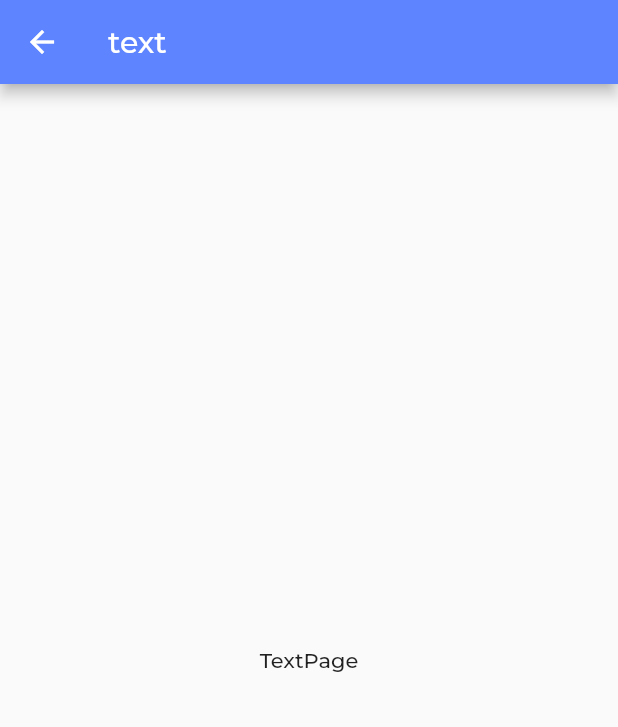
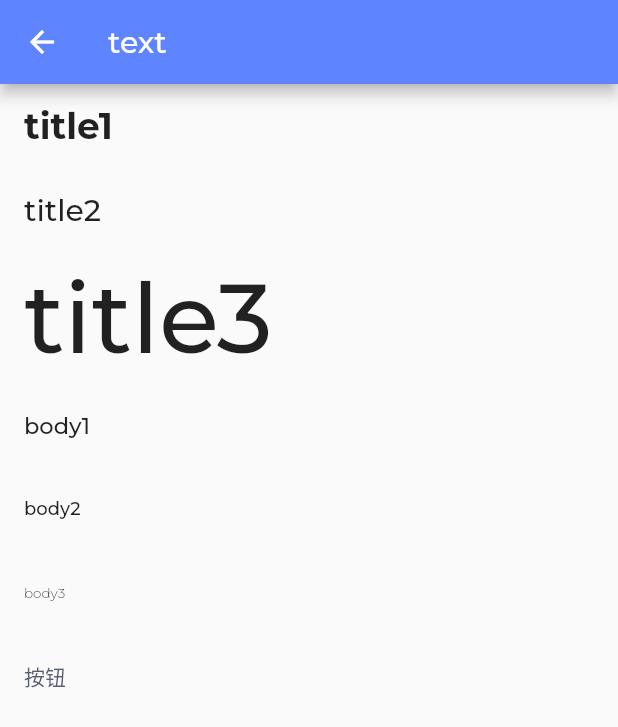
Before and after one commit to ChaoQunPeng/flutter_woo, a Flutter app: the TextPage screen opened by its route, on a phone screen of 412 x 824 dp. Shown: the top 727 px of the screen. Run offline on Flutter 3.47's test engine with Material 3 defaults, Android fonts, the light colour scheme and no system bars; our stand-ins replace dio, get, package_info_plus, shared_preferences; accounts and stored records are empty; statements that could not run were skipped; project files that could hold a hidden picture were left out.

Commit message:
✨ feat: 增加文本组件

```diff
--- a/lib/common/widgets/index.dart
+++ b/lib/common/widgets/index.dart
@@ -1,3 +1,11 @@
+/*
+ * @Author: PengChaoQun 1152684231@qq.com
+ * @Date: 2024-06-01 16:24:42
+ * @LastEditors: PengChaoQun 1152684231@qq.com
+ * @LastEditTime: 2024-06-02 15:20:35
+ * @FilePath: /flutter_woo_commerce_getx_learn/lib/common/widgets/index.dart
+ * @Description:
+ */
 library widgets;
 
-// export './xxxx.dart';
+export './text.dart';
--- /dev/null
+++ b/lib/common/widgets/text.dart
@@ -0,0 +1,229 @@
+/*
+ * @Author: PengChaoQun 1152684231@qq.com
+ * @Date: 2024-06-02 15:13:46
+ * @LastEditors: PengChaoQun 1152684231@qq.com
+ * @LastEditTime: 2024-06-02 17:57:49
+ * @FilePath: /flutter_woo_commerce_getx_learn/lib/common/widgets/text.dart
+ * @Description:
+ */
+import 'package:flutter/material.dart';
+import 'package:flutter_woo_commerce_getx_learn/common/style/index.dart';
+
+/// 文字组件
+class TextWidget extends StatelessWidget {
+  /// 文字字符串
+  final String text;
+
+  /// 样式
+  final TextStyle? style;
+
+  /// 颜色
+  final Color? color;
+
+  /// 大小
+  final double? size;
+
+  /// 重量
+  final FontWeight? weight;
+
+  /// 行数
+  final int? maxLines;
+
+  /// 自动换行
+  final bool? softWrap;
+
+  /// 溢出
+  final TextOverflow? overflow;
+
+  /// 对齐方式
+  final TextAlign? textAlign;
+
+  const TextWidget({
+    super.key,
+    required this.text,
+    this.style,
+    this.maxLines = 1,
+    this.softWrap = false,
+    this.overflow = TextOverflow.clip,
+    this.color,
+    this.size,
+    this.weight,
+    this.textAlign,
+  });
+
+  /// 文字 - 标题1
+  const TextWidget.title1(
+    this.text, {
+    Key? key,
+    this.maxLines = 1,
+    this.softWrap = false,
+    this.overflow = TextOverflow.clip,
+    this.color,
+    this.size,
+    this.weight,
+    this.textAlign,
+  })  : style = const TextStyle(
+          fontSize: 24,
+          fontWeight: FontWeight.bold,
+        ),
+        super(key: key);
+
+  /// 文字 - 标题2
+  const TextWidget.title2(
+    this.text, {
+    Key? key,
+    this.maxLines = 1,
+    this.softWrap = false,
+    this.overflow = TextOverflow.clip,
+    this.color,
+    this.size,
+    this.weight,
+    this.textAlign,
+  })  : style = const TextStyle(
+          fontSize: 20,
+          fontWeight: FontWeight.w500,
+        ),
+        super(key: key);
+
+  /// 文字 - 标题3
+  const TextWidget.title3(this.text,
+      {super.key,
+      this.maxLines = 1,
+      this.softWrap = false,
+      this.overflow = TextOverflow.clip,
+      this.color,
+      this.size,
+      this.weight,
+      this.textAlign,
+      this.style = const TextStyle(
+        fontSize: 65,
+        fontWeight: FontWeight.w500,
+      )});
+
+  /// 文字 - 正文1
+  const TextWidget.body1(
+    this.text, {
+    Key? key,
+    this.maxLines = 1,
+    this.softWrap = false,
+    this.overflow = TextOverflow.clip,
+    this.color,
+    this.size,
+    this.weight,
+    this.textAlign,
+  })  : style = const TextStyle(
+          fontSize: 15,
+          fontWeight: FontWeight.w500,
+        ),
+        super(key: key);
+
+  /// 文字 - 正文2
+  const TextWidget.body2(
+    this.text, {
+    Key? key,
+    this.maxLines = 1,
+    this.softWrap = false,
+    this.overflow = TextOverflow.clip,
+    this.color,
+    this.size,
+    this.weight,
+    this.textAlign,
+  })  : style = const TextStyle(
+          fontSize: 12,
+          fontWeight: FontWeight.w400,
+        ),
+        super(key: key);
+
+  /// 文字 - 正文3
+  const TextWidget.body3(
+    this.text, {
+    super.key,
+    this.maxLines = 1,
+    this.softWrap = false,
+    this.overflow = TextOverflow.clip,
+    this.color,
+    this.size,
+    this.weight,
+    this.textAlign,
+  }) : style = const TextStyle(
+          fontSize: 9,
+          fontWeight: FontWeight.w300,
+        );
+
+  /// 文字 - 按钮
+  TextWidget.button({
+    Key? key,
+    required this.text,
+    this.maxLines = 1,
+    this.softWrap = false,
+    this.overflow = TextOverflow.clip,
+    Color? color,
+    this.size,
+    this.weight,
+    this.textAlign,
+  })  : color = color ?? AppColors.secondary,
+        style = TextStyle(
+          fontSize: 14,
+          fontWeight: FontWeight.w500,
+          color: color,
+        ),
+        super(key: key);
+
+  /// 文字 - 导航
+  const TextWidget.navigation({
+    Key? key,
+    required this.text,
+    this.maxLines = 1,
+    this.softWrap = false,
+    this.overflow = TextOverflow.clip,
+    this.color,
+    this.size,
+    this.weight,
+    this.textAlign,
+  })  : style = const TextStyle(
+          fontSize: 24,
+          fontWeight: FontWeight.w700,
+        ),
+        super(key: key);
+
+  /// 文字 - 导航
+  const TextWidget.big(
+    this.text, {
+    super.key,
+    this.maxLines = 1,
+    this.softWrap = false,
+    this.overflow = TextOverflow.clip,
+    this.color,
+    this.size,
+    this.weight,
+    this.textAlign,
+  }) : style = const TextStyle(
+          fontSize: 24,
+          fontWeight: FontWeight.w700,
+        );
+
+  @override
+  Widget build(BuildContext context) {
+    if (text == "") {
+      return const SizedBox();
+    }
+
+    return Text(
+      text,
+      style: style?.copyWith(
+            color: color,
+            fontSize: size,
+            fontWeight: weight,
+          ) ??
+          TextStyle(
+            color: color,
+            fontSize: size,
+            fontWeight: weight,
+          ),
+      overflow: overflow,
+      maxLines: maxLines,
+      softWrap: softWrap,
+      textAlign: textAlign,
+    );
+  }
+}
--- a/lib/pages/styles/style_index/view.dart
+++ b/lib/pages/styles/style_index/view.dart
@@ -2,7 +2,7 @@
  * @Author: PengChaoQun 1152684231@qq.com
  * @Date: 2024-06-01 17:48:51
  * @LastEditors: PengChaoQun 1152684231@qq.com
- * @LastEditTime: 2024-06-02 14:59:49
+ * @LastEditTime: 2024-06-02 15:22:00
  * @FilePath: /flutter_woo_commerce_getx_learn/lib/pages/styles/style_index/view.dart
  * @Description:
  */
@@ -18,6 +18,11 @@
   // 主视图
   Widget _buildView() {
     return Column(children: [
+      // 文本
+      ListTile(
+        onTap: () => Get.toNamed(RouteNames.stylesText),
+        title: const Text("Text 文本"),
+      ),
       ListTile(
         onTap: controller.onThemeSelected,
         title: Text("主题:${ConfigService.to.isDarkModel ? "Dark" : "Light"}"),
--- a/lib/pages/styles/text/view.dart
+++ b/lib/pages/styles/text/view.dart
@@ -1,4 +1,13 @@
+/*
+ * @Author: PengChaoQun 1152684231@qq.com
+ * @Date: 2024-06-01 17:49:35
+ * @LastEditors: PengChaoQun 1152684231@qq.com
+ * @LastEditTime: 2024-06-02 15:45:07
+ * @FilePath: /flutter_woo_commerce_getx_learn/lib/pages/styles/text/view.dart
+ * @Description:
+ */
 import 'package:flutter/material.dart';
+import 'package:flutter_woo_commerce_getx_learn/common/widgets/index.dart';
 import 'package:get/get.dart';
 
 import 'index.dart';
@@ -8,8 +17,17 @@
 
   // 主视图
   Widget _buildView() {
-    return const Center(
-      child: Text("TextPage"),
+    return ListView(
+      children: [
+        const ListTile(title: TextWidget.title1("title1")),
+        const ListTile(title: TextWidget.title2("title2")),
+        const ListTile(title: TextWidget.title3("title3")),
+        const ListTile(title: TextWidget.body1("body1")),
+        const ListTile(title: TextWidget.body2("body2")),
+        const ListTile(title: TextWidget.body3("body3")),
+        ListTile(title: TextWidget.button(text: "按钮")),
+        //  const ListTile(title: TextWidget.navigation(text: "adasd",)),
+      ],
     );
   }
 
```
